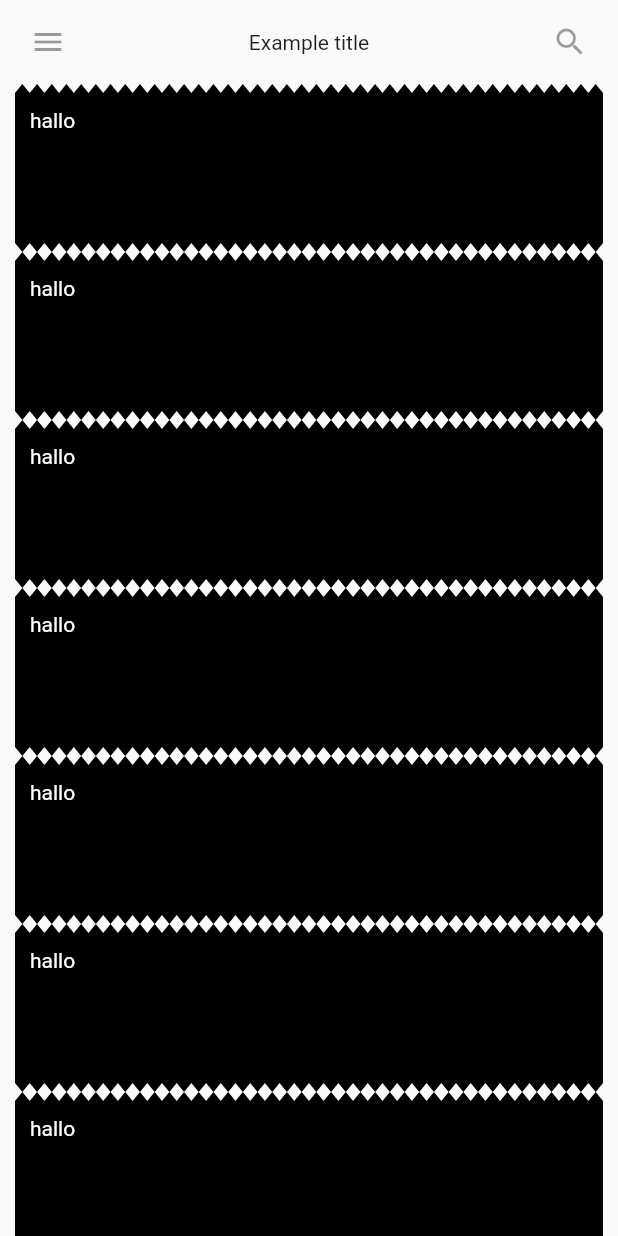
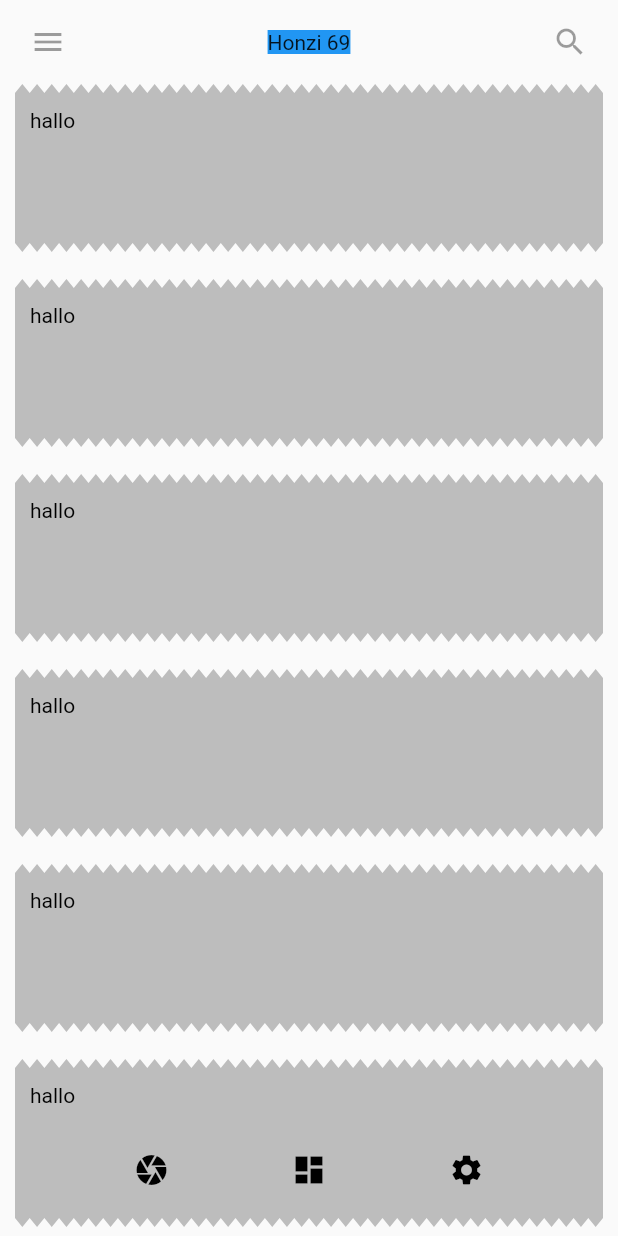
Before and after one commit to overdoz/quagga, a Flutter app: the screen it shows after launch, on a phone screen of 412 x 824 dp. Run offline on Flutter 3.47's test engine with Material 2 defaults, Android fonts, the phone set to English and light mode, and no system bars.

Commit message:
add navigation buttons

```diff
--- /dev/null
+++ b/lib/components/buttons/NavigationButton.dart
@@ -0,0 +1,28 @@
+import 'package:flutter/material.dart';
+
+class NavigationButton extends StatelessWidget {
+  NavigationButton({this.index, this.activeIndex, this.icon, this.onPressed});
+
+  final int index;
+  final int activeIndex;
+  final Icon icon;
+  final VoidCallback onPressed;
+  final color = Colors.black;
+
+  @override
+  Widget build(BuildContext context) {
+    return Center(
+      child: Ink(
+        // decoration: const ShapeDecoration(
+        //   color: Colors.lightBlue,
+        //   shape: CircleBorder(),
+        // ),
+        child: IconButton(
+          icon: icon,
+          color: color,
+          onPressed: onPressed,
+        ),
+      ),
+    );
+  }
+}
--- /dev/null
+++ b/lib/components/header.dart
@@ -0,0 +1,17 @@
+import 'package:flutter/material.dart';
+
+class Header extends StatelessWidget {
+  Header({this.title});
+
+  // Fields in a Widget subclass are always marked "final".
+
+  final String title;
+
+  @override
+  Widget build(BuildContext context) {
+    return DecoratedBox(
+      decoration: BoxDecoration(color: Colors.blue),
+      child: Text(title),
+    );
+  }
+}
--- a/lib/components/receiptContainer.dart
+++ b/lib/components/receiptContainer.dart
@@ -6,6 +6,7 @@ class ReceiptContainer extends StatelessWidget {
   ReceiptContainer({this.onPressed});
 
   final VoidCallback onPressed;
+  final color = Color(0xffbdbdbd);
 
   @override
   Widget build(BuildContext context) {
@@ -16,7 +17,7 @@ class ReceiptContainer extends StatelessWidget {
       children: <Widget>[
         CustomPaint(
           size: Size(width - 20, 6),
-          painter: ShapesPainter(color: Colors.black, rotate: false),
+          painter: ShapesPainter(color: color, rotate: false),
         ),
         GestureDetector(
           onTap: () {
@@ -26,17 +27,17 @@ class ReceiptContainer extends StatelessWidget {
               width: width - 20,
               height: 100,
               decoration: new BoxDecoration(
-                color: Colors.black,
+                color: color,
                 shape: BoxShape.rectangle,
               ),
               child: Padding(
                 padding: EdgeInsets.all(10),
-                child: Text("hallo", style: TextStyle(color: Colors.white)),
+                child: Text("hallo", style: TextStyle(color: Colors.black)),
               )),
         ),
         CustomPaint(
           size: Size(width - 20, 6), //2
-          painter: ShapesPainter(color: Colors.black, rotate: true), //3
+          painter: ShapesPainter(color: color, rotate: true), //3
         ),
       ],
     );
--- a/lib/controllers/viewController.dart
+++ b/lib/controllers/viewController.dart
@@ -1,12 +1,27 @@
 import 'package:flutter/material.dart';
 import '../views/feedView.dart';
+import '../components/buttons/NavigationButton.dart';
 
 class ViewController extends StatefulWidget {
+  ViewController({Key key}) : super(key: key);
   _ViewControllerState createState() => _ViewControllerState();
 }
 
 class _ViewControllerState extends State<ViewController> {
   PageController _pageController;
+
+  @override
+  void initState() {
+    super.initState();
+    _pageController =
+        PageController(initialPage: 0, keepPage: true, viewportFraction: 1.0);
+  }
+
+  @override
+  void dispose() {
+    _pageController.dispose();
+    super.dispose();
+  }
 
   void grow() {
     setState(() {
@@ -16,13 +31,71 @@ class _ViewControllerState extends State<ViewController> {
 
   @override
   Widget build(BuildContext context) {
-    return PageView(
-      controller: _pageController,
-      scrollDirection: Axis.horizontal,
+    return Stack(
       children: <Widget>[
-        MyScaffold(),
-        Center(child: Text("2")),
-        Center(child: Text("3")),
+        PageView(
+          controller: _pageController,
+          scrollDirection: Axis.horizontal,
+          children: <Widget>[
+            MyScaffold(),
+            Center(child: Text("2")),
+            Center(child: Text("3")),
+          ],
+        ),
+        Column(
+          children: <Widget>[
+            Spacer(),
+            Padding(
+                padding: EdgeInsets.all(20),
+                child: Row(
+                  mainAxisAlignment: MainAxisAlignment.spaceEvenly,
+                  children: <Widget>[
+                    NavigationButton(
+                      index: 0,
+                      activeIndex: 4,
+                      icon: Icon(Icons.camera),
+                      onPressed: () {
+                        if (_pageController.hasClients) {
+                          _pageController.animateToPage(
+                            0,
+                            duration: const Duration(milliseconds: 400),
+                            curve: Curves.easeInOut,
+                          );
+                        }
+                      },
+                    ),
+                    NavigationButton(
+                      index: 1,
+                      activeIndex: 4,
+                      icon: Icon(Icons.dashboard),
+                      onPressed: () {
+                        if (_pageController.hasClients) {
+                          _pageController.animateToPage(
+                            1,
+                            duration: const Duration(milliseconds: 400),
+                            curve: Curves.easeInOut,
+                          );
+                        }
+                      },
+                    ),
+                    NavigationButton(
+                      index: 2,
+                      activeIndex: 4,
+                      icon: Icon(Icons.settings),
+                      onPressed: () {
+                        if (_pageController.hasClients) {
+                          _pageController.animateToPage(
+                            2,
+                            duration: const Duration(milliseconds: 400),
+                            curve: Curves.easeInOut,
+                          );
+                        }
+                      },
+                    ),
+                  ],
+                ))
+          ],
+        )
       ],
     );
   }
--- a/lib/views/feedView.dart
+++ b/lib/views/feedView.dart
@@ -2,6 +2,7 @@ import 'package:flutter/material.dart';
 import '../main.dart';
 import '../components/receiptContainer.dart';
 import './quaggCommentsView.dart';
+import '../components/header.dart';
 
 class MyScaffold extends StatelessWidget {
   @override
@@ -13,12 +14,11 @@ class MyScaffold extends StatelessWidget {
       child: Column(
         children: <Widget>[
           MyAppBar(
-            title: Text(
-              'Example title',
-            ),
+            title: Header(title: "Honzi 69"),
           ),
           Expanded(
               child: ListView(
+            itemExtent: 130,
             scrollDirection: Axis.vertical,
             children: <Widget>[
               ReceiptContainer(
```
